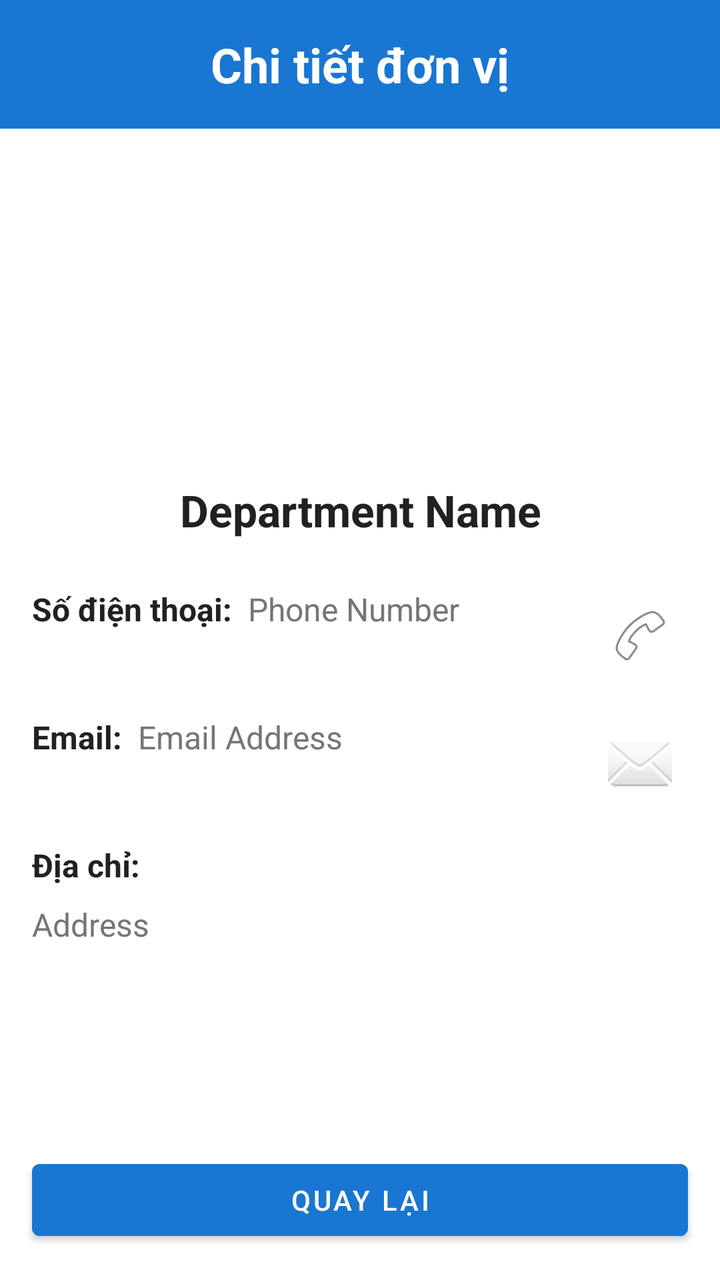
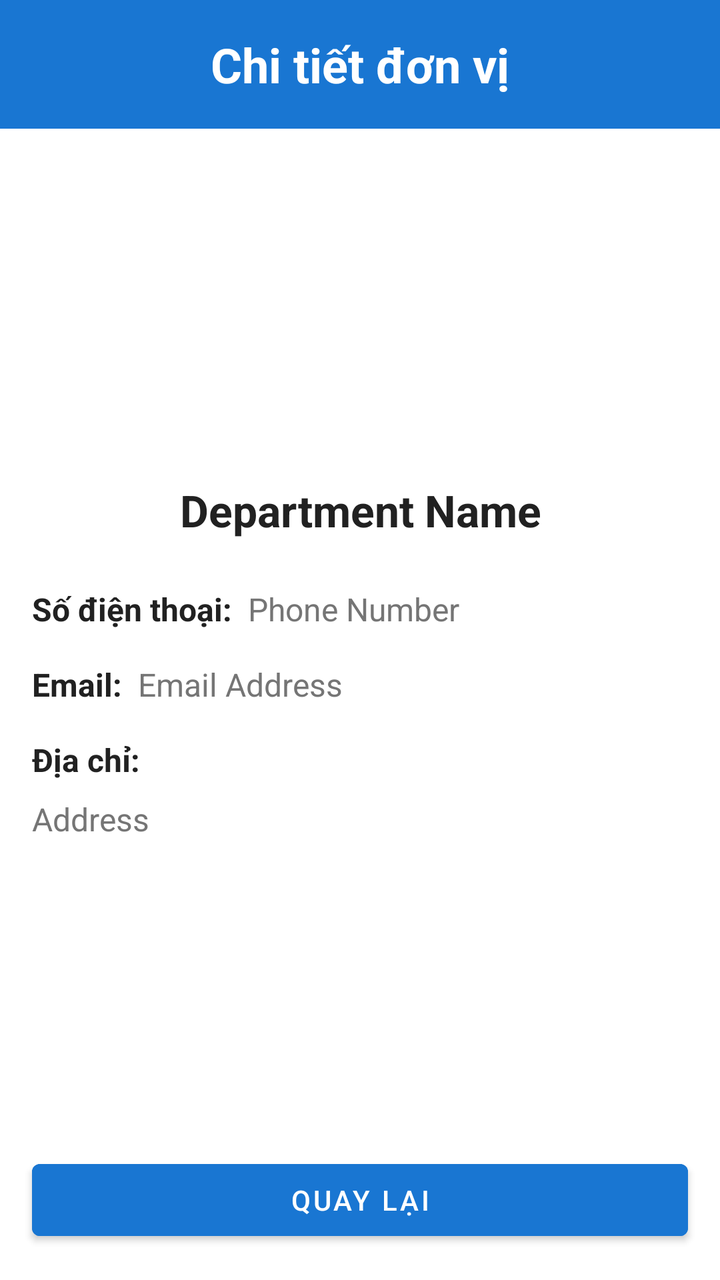

Two renders of the same Android screen: before a commit and after it. Below are the layout's source before the change and the commit's diff.
<!-- AndroidManifest.xml: application theme Theme.TLUContact -->
<!-- res/layout/activity_department_detail.xml -->
<?xml version="1.0" encoding="utf-8"?>
<LinearLayout xmlns:android="http://schemas.android.com/apk/res/android"
    xmlns:app="http://schemas.android.com/apk/res-auto"
    android:layout_width="match_parent"
    android:layout_height="match_parent"
    android:orientation="vertical">

    <TextView
        android:layout_width="match_parent"
        android:layout_height="wrap_content"
        android:text="Chi tiết đơn vị"
        android:textSize="24sp"
        android:textStyle="bold"
        android:gravity="center"
        android:padding="16dp"
        android:background="@color/primary"
        android:textColor="@android:color/white"/>

    <ScrollView
        android:layout_width="match_parent"
        android:layout_height="0dp"
        android:layout_weight="1">

        <LinearLayout
            android:layout_width="match_parent"
            android:layout_height="wrap_content"
            android:orientation="vertical"
            android:padding="16dp">

            <ImageView
                android:id="@+id/detailImageView"
                android:layout_width="120dp"
                android:layout_height="120dp"
                android:layout_gravity="center_horizontal"
                android:layout_marginTop="16dp"
                android:layout_marginBottom="24dp"
                />

            <TextView
                android:id="@+id/detailNameTextView"
                android:layout_width="match_parent"
                android:layout_height="wrap_content"
                android:text="Department Name"
                android:textSize="22sp"
                android:textStyle="bold"
                android:textColor="@color/text_primary"
                android:gravity="center"
                android:layout_marginBottom="24dp"/>

            <LinearLayout
                android:layout_width="match_parent"
                android:layout_height="wrap_content"
                android:orientation="horizontal"
                android:layout_marginBottom="16dp">

                <TextView
                    android:layout_width="wrap_content"
                    android:layout_height="wrap_content"
                    android:text="Số điện thoại:"
                    android:textSize="16sp"
                    android:textStyle="bold"
                    android:textColor="@color/text_primary"/>

                <TextView
                    android:id="@+id/detailPhoneTextView"
                    android:layout_width="0dp"
                    android:layout_height="wrap_content"
                    android:layout_weight="1"
                    android:text="Phone Number"
                    android:textSize="16sp"
                    android:textColor="@color/text_secondary"
                    android:layout_marginStart="8dp"/>

                <ImageButton
                    android:id="@+id/callButton"
                    android:layout_width="wrap_content"
                    android:layout_height="wrap_content"
                    android:src="@android:drawable/ic_menu_call"
                    android:contentDescription="Call"
                    android:background="?attr/selectableItemBackgroundBorderless"
                    android:padding="8dp"/>
            </LinearLayout>

            <LinearLayout
                android:layout_width="match_parent"
                android:layout_height="wrap_content"
                android:orientation="horizontal"
                android:layout_marginBottom="16dp">

                <TextView
                    android:layout_width="wrap_content"
                    android:layout_height="wrap_content"
                    android:text="Email:"
                    android:textSize="16sp"
                    android:textStyle="bold"
                    android:textColor="@color/text_primary"/>

                <TextView
                    android:id="@+id/detailEmailTextView"
                    android:layout_width="0dp"
                    android:layout_height="wrap_content"
                    android:layout_weight="1"
                    android:text="Email Address"
                    android:textSize="16sp"
                    android:textColor="@color/text_secondary"
                    android:layout_marginStart="8dp"/>

                <ImageButton
                    android:id="@+id/emailButton"
                    android:layout_width="wrap_content"
                    android:layout_height="wrap_content"
                    android:src="@android:drawable/ic_dialog_email"
                    android:contentDescription="Email"
                    android:background="?attr/selectableItemBackgroundBorderless"
                    android:padding="8dp"/>
            </LinearLayout>

            <TextView
                android:layout_width="wrap_content"
                android:layout_height="wrap_content"
                android:text="Địa chỉ:"
                android:textSize="16sp"
                android:textStyle="bold"
                android:textColor="@color/text_primary"
                android:layout_marginBottom="8dp"/>

            <TextView
                android:id="@+id/detailAddressTextView"
                android:layout_width="match_parent"
                android:layout_height="wrap_content"
                android:text="Address"
                android:textSize="16sp"
                android:textColor="@color/text_secondary"
                android:layout_marginBottom="24dp"/>
        </LinearLayout>
    </ScrollView>

    <Button
        android:id="@+id/backButton"
        android:layout_width="match_parent"
        android:layout_height="wrap_content"
        android:text="Quay lại"
        android:layout_margin="16dp"
        android:backgroundTint="@color/primary"/>
</LinearLayout>
<!-- resources referenced by this layout -->
<resources>
  <color name="primary">#1976D2</color>
  <color name="text_primary">#212121</color>
  <color name="text_secondary">#757575</color>
  <style name="Theme.TLUContact" parent="Theme.MaterialComponents.DayNight.NoActionBar">
          
          <item name="colorPrimary">@color/primary</item>
          <item name="colorPrimaryVariant">@color/primary_dark</item>
          <item name="colorOnPrimary">@color/white</item>
          
          <item name="colorSecondary">@color/secondary</item>
          <item name="colorSecondaryVariant">@color/secondary</item>
          <item name="colorOnSecondary">@color/white</item>
          
          <item name="android:statusBarColor">?attr/colorPrimaryVariant</item>
          
      </style>
  <color name="primary_dark">#1565C0</color>
  <color name="white">#FFFFFF</color>
  <color name="secondary">#4CAF50</color>
</resources>

<!-- the commit's change to res/layout/activity_department_detail.xml (unified diff, before → after) -->
@@ -70,15 +70,6 @@
                     android:textSize="16sp"
                     android:textColor="@color/text_secondary"
                     android:layout_marginStart="8dp"/>
-
-                <ImageButton
-                    android:id="@+id/callButton"
-                    android:layout_width="wrap_content"
-                    android:layout_height="wrap_content"
-                    android:src="@android:drawable/ic_menu_call"
-                    android:contentDescription="Call"
-                    android:background="?attr/selectableItemBackgroundBorderless"
-                    android:padding="8dp"/>
             </LinearLayout>
 
             <LinearLayout
@@ -104,15 +95,6 @@
                     android:textSize="16sp"
                     android:textColor="@color/text_secondary"
                     android:layout_marginStart="8dp"/>
-
-                <ImageButton
-                    android:id="@+id/emailButton"
-                    android:layout_width="wrap_content"
-                    android:layout_height="wrap_content"
-                    android:src="@android:drawable/ic_dialog_email"
-                    android:contentDescription="Email"
-                    android:background="?attr/selectableItemBackgroundBorderless"
-                    android:padding="8dp"/>
             </LinearLayout>
 
             <TextView
